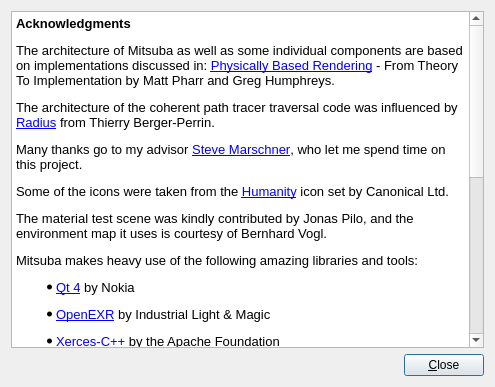
Old version of the form src/qtgui/acknowledgmentdlg.ui in the repository mitsuba-renderer/mitsuba.
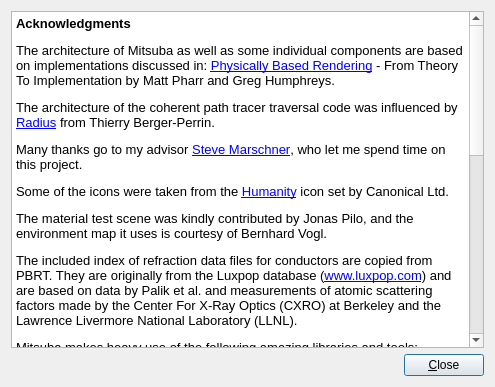
New version of the form.

Commit message: added acknowledgments for the IOR data and the cubature library

```diff
--- a/src/qtgui/acknowledgmentdlg.ui
+++ b/src/qtgui/acknowledgmentdlg.ui
@@ -54,6 +54,7 @@
 &lt;p style=&quot; margin-top:12px; margin-bottom:12px; margin-left:0px; margin-right:0px; -qt-block-indent:0; text-indent:0px;&quot;&gt;Many thanks go to my advisor &lt;a href=&quot;http://www.cs.cornell.edu/~srm/&quot;&gt;&lt;span style=&quot; text-decoration: underline; color:#0000ff;&quot;&gt;Steve Marschner&lt;/span&gt;&lt;/a&gt;, who let me spend time on this project.&lt;/p&gt;
 &lt;p style=&quot; margin-top:12px; margin-bottom:12px; margin-left:0px; margin-right:0px; -qt-block-indent:0; text-indent:0px;&quot;&gt;Some of the icons were taken from the &lt;a href=&quot;https://launchpad.net/humanity&quot;&gt;&lt;span style=&quot; text-decoration: underline; color:#0000ff;&quot;&gt;Humanity&lt;/span&gt;&lt;/a&gt; icon set by Canonical Ltd.&lt;/p&gt;
 &lt;p style=&quot; margin-top:12px; margin-bottom:12px; margin-left:0px; margin-right:0px; -qt-block-indent:0; text-indent:0px;&quot;&gt;The material test scene was kindly contributed by Jonas Pilo, and the environment map it uses is courtesy of Bernhard Vogl.&lt;/p&gt;
+&lt;p style=&quot; margin-top:12px; margin-bottom:12px; margin-left:0px; margin-right:0px; -qt-block-indent:0; text-indent:0px;&quot;&gt;The included index of refraction data files for conductors are copied from PBRT. They are originally from the Luxpop database (&lt;a href=&quot;www.luxpop.com&quot;&gt;www.luxpop.com&lt;/a&gt;) and are based on data by Palik et al. and measurements of atomic scattering factors made by the Center For X-Ray Optics (CXRO) at Berkeley and the Lawrence Livermore National Laboratory (LLNL).&lt;/p&gt;
 &lt;p style=&quot; margin-top:12px; margin-bottom:12px; margin-left:0px; margin-right:0px; -qt-block-indent:0; text-indent:0px;&quot;&gt;Mitsuba makes heavy use of the following amazing libraries and tools: &lt;/p&gt;
 &lt;ul style=&quot;-qt-list-indent: 1;&quot;&gt;&lt;li style=&quot; margin-top:12px; margin-bottom:12px; margin-left:0px; margin-right:0px; -qt-block-indent:0; text-indent:0px;&quot;&gt;&lt;a href=&quot;http://qt.nokia.com/products&quot;&gt;&lt;span style=&quot; text-decoration: underline; color:#0000ff;&quot;&gt;Qt 4&lt;/span&gt;&lt;/a&gt; by Nokia&lt;/li&gt;
 &lt;li style=&quot; margin-top:12px; margin-bottom:12px; margin-left:0px; margin-right:0px; -qt-block-indent:0; text-indent:0px;&quot;&gt;&lt;a href=&quot;http://www.openexr.com/&quot;&gt;&lt;span style=&quot; text-decoration: underline; color:#0000ff;&quot;&gt;OpenEXR&lt;/span&gt;&lt;/a&gt; by Industrial Light &amp;amp; Magic&lt;/li&gt;
@@ -63,6 +64,7 @@
 &lt;li style=&quot; margin-top:12px; margin-bottom:12px; margin-left:0px; margin-right:0px; -qt-block-indent:0; text-indent:0px;&quot;&gt;&lt;a href=&quot;http://glew.sourceforge.net/&quot;&gt;&lt;span style=&quot; text-decoration: underline; color:#0000ff;&quot;&gt;GLEW&lt;/span&gt;&lt;/a&gt; by Milan Ikits, Marcelo E. Magallon and Lev Povalahev&lt;/li&gt;
 &lt;li style=&quot; margin-top:12px; margin-bottom:12px; margin-left:0px; margin-right:0px; -qt-block-indent:0; text-indent:0px;&quot;&gt;&lt;a href=&quot;http://sourceforge.net/projects/collada-dom/&quot;&gt;&lt;span style=&quot; text-decoration: underline; color:#0000ff;&quot;&gt;COLLADA DOM&lt;/span&gt;&lt;/a&gt; by Sony Computer Entertainment&lt;/li&gt;
 &lt;li style=&quot; margin-top:12px; margin-bottom:12px; margin-left:0px; margin-right:0px; -qt-block-indent:0; text-indent:0px;&quot;&gt;&lt;a href=&quot;http://www.math.sci.hiroshima-u.ac.jp/~m-mat/MT/emt.html&quot;&gt;&lt;span style=&quot; text-decoration: underline; color:#0000ff;&quot;&gt;Mersenne Twister&lt;/span&gt;&lt;/a&gt; by Makoto Matsumoto and Takuji Nishimura&lt;/li&gt;
+&lt;li style=&quot; margin-top:12px; margin-bottom:12px; margin-left:0px; margin-right:0px; -qt-block-indent:0; text-indent:0px;&quot;&gt;&lt;a href=&quot;http://ab-initio.mit.edu/wiki/index.php/Cubature&quot;&gt;&lt;span style=&quot; text-decoration: underline; color:#0000ff;&quot;&gt;Cubature&lt;/span&gt;&lt;/a&gt; by Steven G. Johnson&lt;/li&gt;
 &lt;li style=&quot; margin-top:12px; margin-bottom:12px; margin-left:0px; margin-right:0px; -qt-block-indent:0; text-indent:0px;&quot;&gt;&lt;a href=&quot;http://people.cs.kuleuven.be/~ares.lagae/libply/&quot;&gt;&lt;span style=&quot; text-decoration: underline; color:#0000ff;&quot;&gt;libply&lt;/span&gt;&lt;/a&gt; by Ares Lagae&lt;/li&gt;
 &lt;li style=&quot; margin-top:12px; margin-bottom:12px; margin-left:0px; margin-right:0px; -qt-block-indent:0; text-indent:0px;&quot;&gt;&lt;a href=&quot;http://www.ijg.org/&quot;&gt;&lt;span style=&quot; text-decoration: underline; color:#0000ff;&quot;&gt;libjpeg&lt;/span&gt;&lt;/a&gt; by the Independent JPEG Group&lt;/li&gt;
 &lt;li style=&quot; margin-top:12px; margin-bottom:12px; margin-left:0px; margin-right:0px; -qt-block-indent:0; text-indent:0px;&quot;&gt;&lt;a href=&quot;http://www.libpng.org/pub/png&quot;&gt;&lt;span style=&quot; text-decoration: underline; color:#0000ff;&quot;&gt;libpng&lt;/span&gt;&lt;/a&gt; by Guy Eric Schalnat, Andreas Dilger, Glenn Randers-Pehrson and others&lt;/li&gt;
```
The commit also changes 1 other file.
